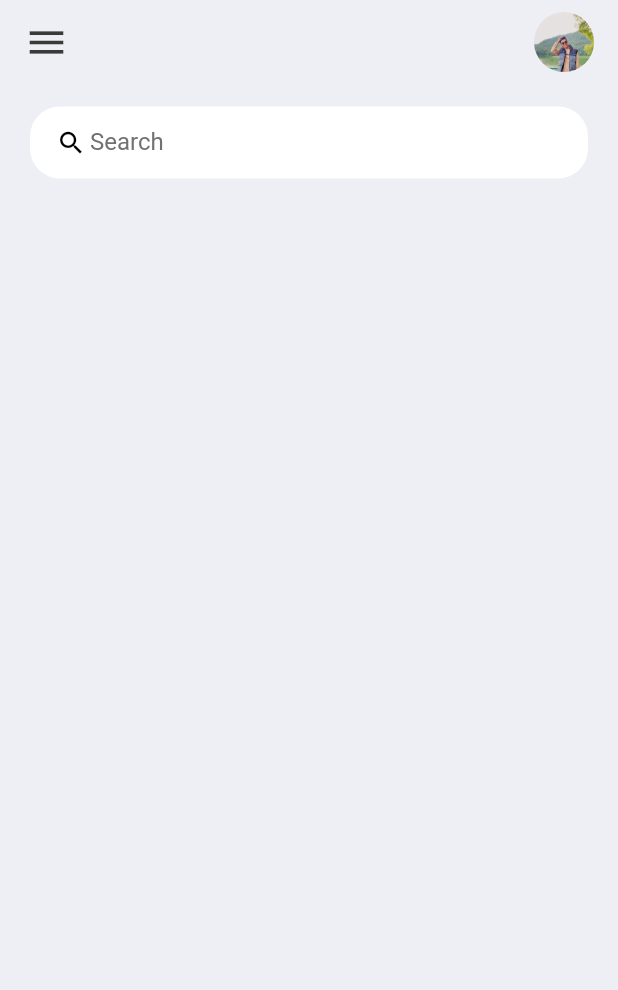
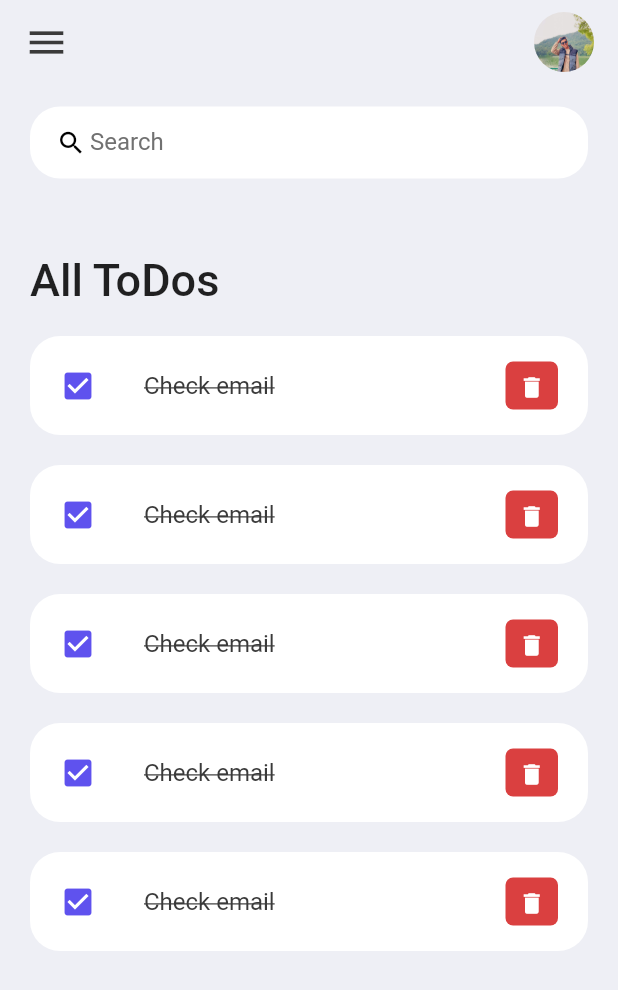
Before and after one commit to bibek-in-github/flutter-to-do-list, a Flutter app: the screen it shows after launch, on a phone screen of 412 x 824 dp. Shown: the top 990 px of the screen. Run offline on Flutter 3.47's test engine with Material 2 defaults, Android fonts, the phone set to English and light mode, and no system bars.

Commit message:
feat: add todoItem section

```diff
--- /dev/null
+++ b/lib/src/model/todo.dart
@@ -0,0 +1,19 @@
+class ToDo {
+ late String id;
+ late String todoText;
+ late bool isDone;
+
+ToDo({
+  required this.id,
+  required this.todoText,
+  this.isDone = false,
+});
+
+static List<ToDo> todoList () {
+  return [
+
+  ];
+}
+
+
+}
--- a/lib/src/screens/home.dart
+++ b/lib/src/screens/home.dart
@@ -1,5 +1,6 @@
 import 'package:flutter/material.dart';
 import 'package:to_do_list/src/constants/colors.dart';
+import 'package:to_do_list/src/widgets/todo_item.dart';
 
 class Home extends StatelessWidget {
   const Home({super.key});
@@ -10,10 +11,32 @@ class Home extends StatelessWidget {
       backgroundColor: tdBGColor,
       appBar: _buildAppBar(),
       body: Container(
-        padding: const EdgeInsetsDirectional.symmetric(horizontal: 20.0, vertical: 15.0),
+        padding: const EdgeInsetsDirectional.symmetric(
+            horizontal: 20.0, vertical: 15.0),
         child: Column(
           children: [
             searchBox(),
+            Expanded(
+              child: ListView(
+                children: [
+                  Container(
+                    margin: const EdgeInsets.only(top: 50.0, bottom: 20.0),
+                    child: const Text(
+                      'All ToDos',
+                      style: TextStyle(
+                        fontSize: 30.0,
+                        fontWeight: FontWeight.w500,
+                      ),
+                    ),
+                  ),
+                  ToDoItem(),
+                  ToDoItem(),
+                  ToDoItem(),
+                  ToDoItem(),
+                  ToDoItem(),
+                ],
+              ),
+            ),
           ],
         ),
       ),
--- /dev/null
+++ b/lib/src/widgets/todo_item.dart
@@ -0,0 +1,53 @@
+import 'package:flutter/material.dart';
+import 'package:to_do_list/src/constants/colors.dart';
+
+class ToDoItem extends StatelessWidget {
+  const ToDoItem({super.key});
+
+  @override
+  Widget build(BuildContext context) {
+    return Container(
+      margin: const EdgeInsets.only(bottom: 20.0),
+      child: ListTile(
+
+        onTap: () {
+          print('clicked');
+        },
+        shape: RoundedRectangleBorder(
+          borderRadius: BorderRadius.circular(20.0),
+        ),
+        contentPadding: const EdgeInsets.symmetric(horizontal: 20.0, vertical: 5.0),
+        tileColor: Colors.white,
+        leading: const Icon(
+          Icons.check_box,
+          color: tdBlue,
+        ),
+        title: Text(
+          'Check email',
+          style: TextStyle(
+              fontSize: 16.0,
+              color: tdBlack,
+              decoration: TextDecoration.lineThrough),
+        ),
+        trailing: Container(
+          padding: const EdgeInsets.all(0.0),
+          margin:const EdgeInsets.symmetric(vertical: 12.0),
+          height: 35.0,
+          width: 35.0,
+          decoration: BoxDecoration(
+            color: tdRed,
+            borderRadius: BorderRadius.circular(5.0),
+          ),
+          child: IconButton(
+            onPressed: () {
+              print('dlt pressed');
+            },
+            icon: Icon(Icons.delete),
+            color: Colors.white,
+            iconSize: 18.0,
+          ),
+        ),
+      ),
+    );
+  }
+}
```
